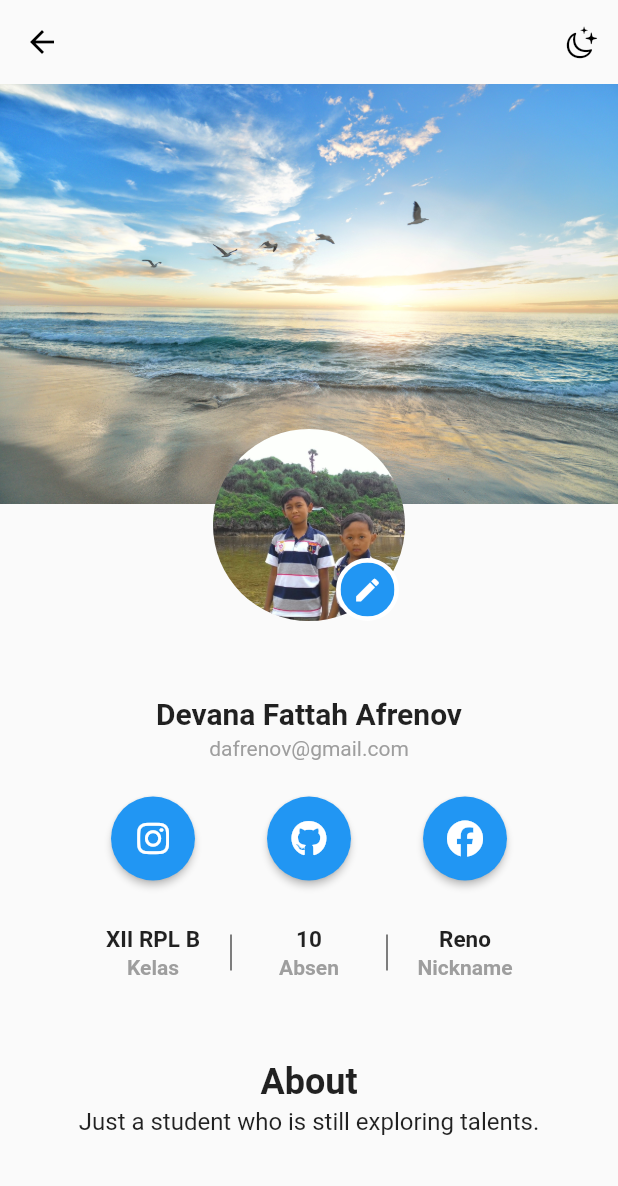
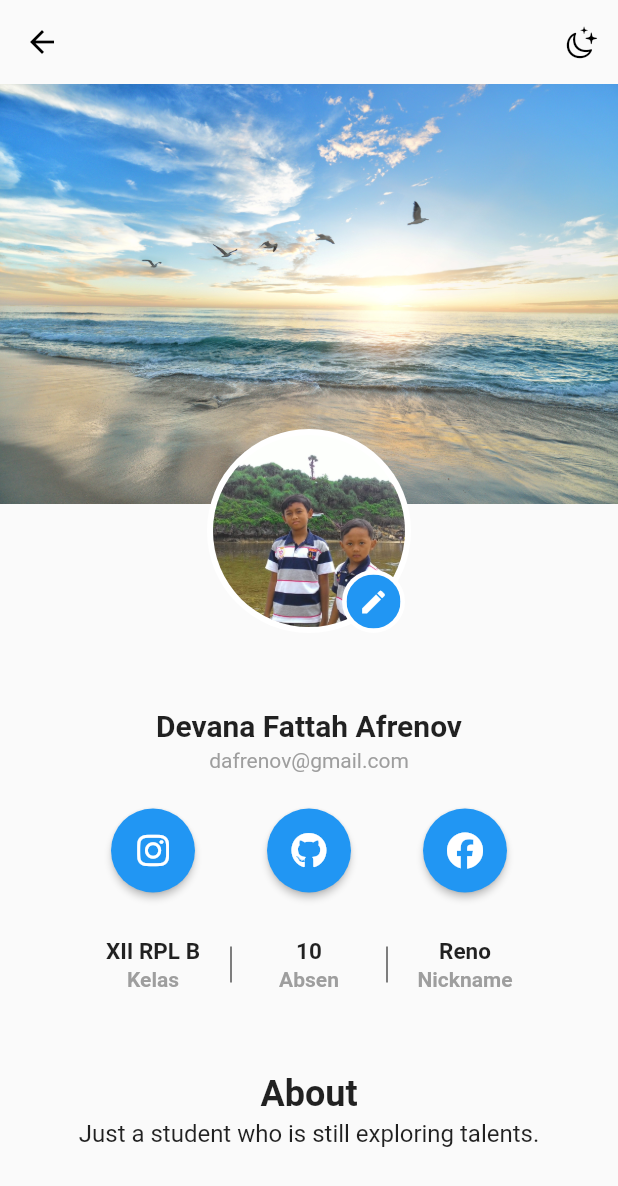
Before and after one commit to DevanaFattah/my_profile_app, a Flutter app: the screen it shows after launch, on a phone screen of 412 x 824 dp. Shown: the top 1186 px of the screen. Run offline on Flutter 3.47's test engine with Material 2 defaults, Android fonts, the light colour scheme and no system bars; our stand-ins replace font_awesome_flutter.

Commit message:
feat: added border in image profile

```diff
--- a/lib/widgets/profile_widget.dart
+++ b/lib/widgets/profile_widget.dart
@@ -37,7 +37,10 @@ class ProfileWidget extends StatelessWidget {
   Widget buildImage(String path) {
     final image = AssetImage(path);
 
-    return ClipOval(
+    return buildCircle(
+        color: Colors.white,
+        all: 4,
+        child: ClipOval(
           child: Material(
             color: Colors.transparent,
             child: Ink.image(
@@ -49,7 +52,7 @@ class ProfileWidget extends StatelessWidget {
                   onTap: onClicked,
                 )),
           ),
-    );
+        ));
   }
 
   Widget buildEditIcon(Color color) => buildCircle(
```
Lines whose indentation alone changed are shown as unchanged.
